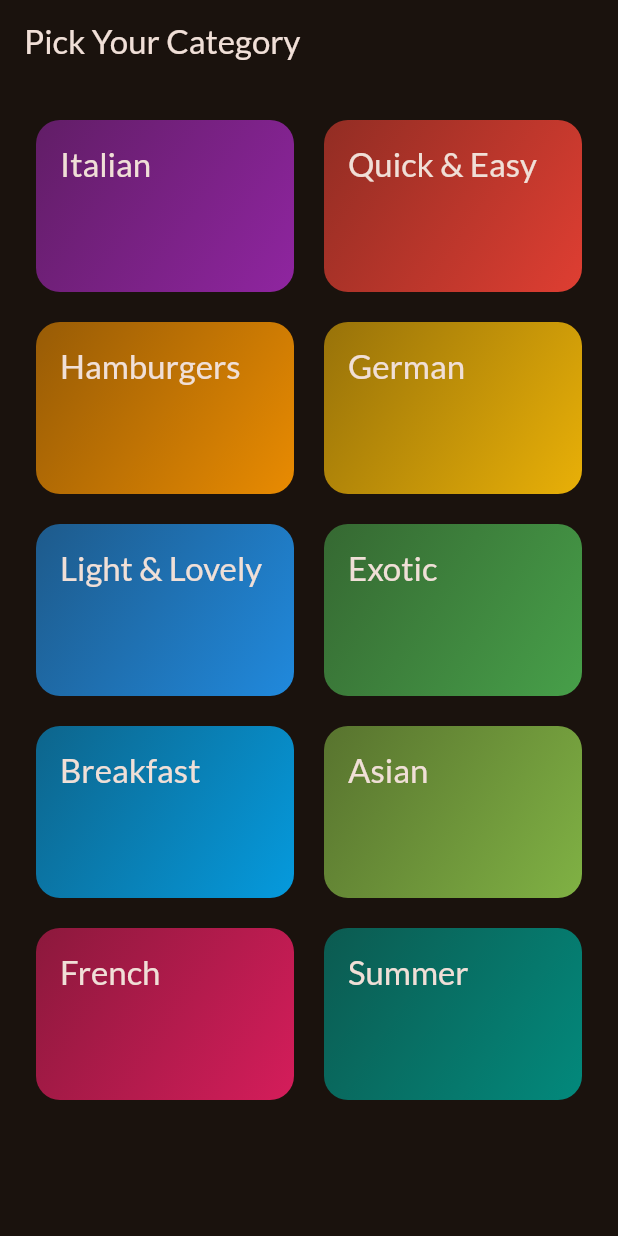
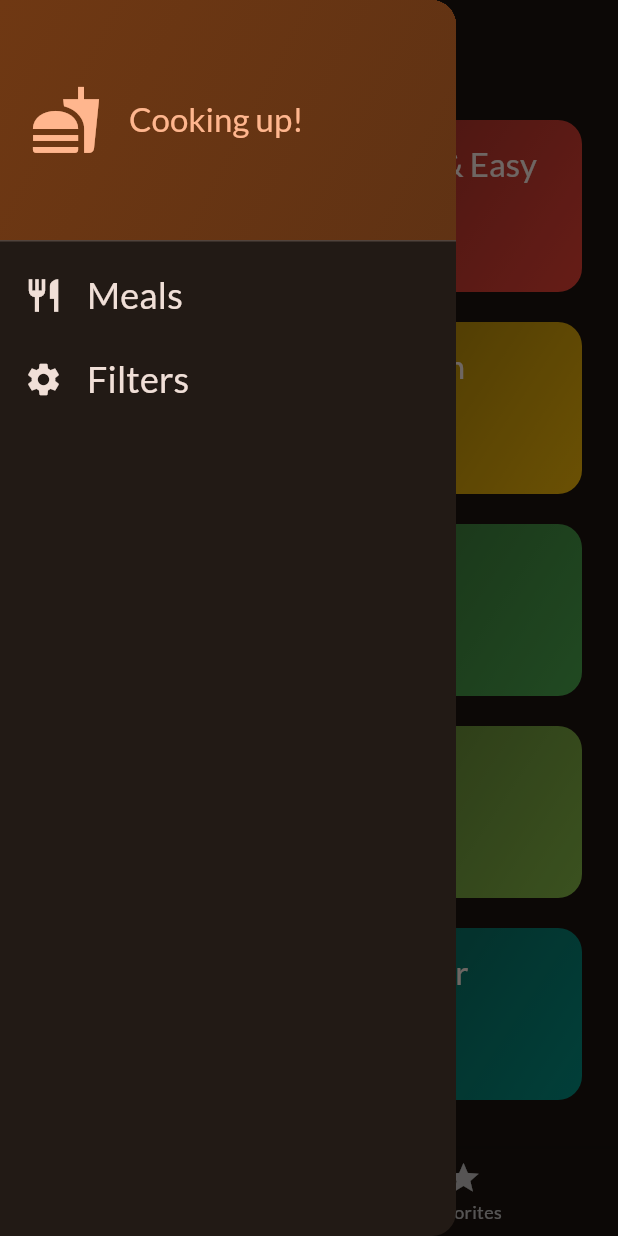
Before and after one commit to EmmanThomp/Meals-app, a Flutter app: the screen it shows after launch, with the side drawer open (before the commit the screen has no drawer), on a phone screen of 412 x 824 dp. Run offline on Flutter 3.47's test engine with Material 3 defaults, Android fonts, the phone set to English and light mode, and no system bars; our stand-ins replace google_fonts, transparent_image.

Commit message:
section 8

```diff
--- a/lib/main.dart
+++ b/lib/main.dart
@@ -1,9 +1,7 @@
 import 'package:flutter/material.dart';
 import 'package:google_fonts/google_fonts.dart';
-import 'package:meals/screens/categories.dart';
-import 'package:meals/screens/meals.dart';
 
-import 'package:meals/data/dummy_data.dart';
+import 'package:meals/screens/tabs.dart';
 
 final theme = ThemeData(
   useMaterial3: true,
@@ -23,6 +21,6 @@ class App extends StatelessWidget {
 
   @override
   Widget build(BuildContext context) {
-    return MaterialApp(theme: theme, home: const CategoriesScreen());
+    return MaterialApp(theme: theme, home: const TabsScreen());
   }
 }
--- a/lib/screens/categories.dart
+++ b/lib/screens/categories.dart
@@ -3,30 +3,36 @@ import 'package:meals/data/dummy_data.dart';
 import 'package:meals/screens/meals.dart';
 import 'package:meals/widgets/category_grid_item.dart';
 import 'package:meals/models/category.dart';
+import 'package:meals/models/meal.dart';
 
 class CategoriesScreen extends StatelessWidget {
-  const CategoriesScreen({super.key});
+  const CategoriesScreen(
+      {super.key,
+      required this.onToggleFavorite,
+      required this.availableMeals});
+
+  final void Function(Meal meal) onToggleFavorite;
+  final List<Meal> availableMeals;
 
   void _selectCategory(BuildContext context, Category category) {
-    final filteredMeals = dummyMeals
+    final filteredMeals = availableMeals
         .where((meal) => meal.categories.contains(category.id))
         .toList();
     Navigator.push(
       context,
       MaterialPageRoute(
-        builder: (ctx) =>
-            MeaslsScreen(meals: filteredMeals, title: category.title),
+        builder: (ctx) => MeaslsScreen(
+          meals: filteredMeals,
+          title: category.title,
+          onToggleFavorite: onToggleFavorite,
+        ),
       ),
     ); // this also does the same thing navigator.of(context).push(route);
   }
 
   @override
   Widget build(BuildContext context) {
-    return Scaffold(
-      appBar: AppBar(
-        title: const Text('Pick Your Category'),
-      ),
-      body: GridView(
+    return GridView(
       padding: const EdgeInsets.all(24),
       gridDelegate: const SliverGridDelegateWithFixedCrossAxisCount(
           crossAxisCount: 2,
@@ -44,7 +50,6 @@ class CategoriesScreen extends StatelessWidget {
             },
           )
       ],
-      ),
     );
   }
 }
--- /dev/null
+++ b/lib/screens/tabs.dart
@@ -0,0 +1,136 @@
+import 'package:flutter/material.dart';
+import 'package:meals/data/dummy_data.dart';
+import 'package:meals/screens/categories.dart';
+import 'package:meals/screens/filters.dart';
+import 'package:meals/screens/meals.dart';
+import 'package:meals/models/meal.dart';
+import 'package:meals/widgets/main_drawer.dart';
+
+const kInistialFilters = {
+  Filter.glutenFree: false,
+  Filter.lactoseFree: false,
+  Filter.vegetarian: false,
+  Filter.vegan: false,
+};
+
+class TabsScreen extends StatefulWidget {
+  const TabsScreen({super.key});
+
+  @override
+  State<TabsScreen> createState() => _TabsScreenState();
+}
+
+class _TabsScreenState extends State<TabsScreen> {
+  int _selectedPageIndex = 0;
+  final List<Meal> _favoriteMeals = [];
+  //filter is a key and the value is a bool
+  Map<Filter, bool> _selectedFilters = {
+    Filter.glutenFree: false,
+    Filter.lactoseFree: false,
+    Filter.vegetarian: false,
+    Filter.vegan: false,
+  };
+
+  void _showInfoMessage(String message) {
+    ScaffoldMessenger.of(context).clearSnackBars();
+    ScaffoldMessenger.of(context).showSnackBar(
+      SnackBar(
+        content: Text(message),
+      ),
+    );
+  }
+
+  void _toggleMealFavoriteStatus(Meal meal) {
+    final isExisting = _favoriteMeals.contains(meal);
+    if (isExisting) {
+      setState(() {
+        _favoriteMeals.remove(meal);
+      });
+      _showInfoMessage('meal is no longer a favorite.');
+    } else {
+      setState(() {
+        _favoriteMeals.add(meal);
+      });
+      _showInfoMessage('marked as a favorite');
+    }
+  }
+
+  void _selectPage(int index) {
+    setState(() {
+      _selectedPageIndex = index;
+    });
+  }
+
+  void _setScreen(String identifier) async {
+    //investigate why this doesn't work with pushReplacement() and the drawer. in filters.dart
+    Navigator.of(context).pop();
+    if (identifier == 'filters') {
+      final result = await Navigator.of(context).push<Map<Filter, bool>>(
+        MaterialPageRoute(
+          builder: (ctx) => FiltersScreen(
+            currentFilters: _selectedFilters,
+          ),
+        ),
+      );
+      setState(() {
+        _selectedFilters = result ?? kInistialFilters;
+      });
+    }
+  }
+
+  @override
+  Widget build(BuildContext context) {
+    final availableMeals = dummyMeals.where((meal) {
+      if (_selectedFilters[Filter.glutenFree]! && !meal.isGlutenFree) {
+        return false;
+      }
+      if (_selectedFilters[Filter.lactoseFree]! && !meal.isGlutenFree) {
+        return false;
+      }
+      if (_selectedFilters[Filter.vegetarian]! && !meal.isGlutenFree) {
+        return false;
+      }
+      if (_selectedFilters[Filter.vegan]! && !meal.isGlutenFree) {
+        return false;
+      }
+      return true;
+    }).toList();
+    Widget activePage = CategoriesScreen(
+      onToggleFavorite: _toggleMealFavoriteStatus,
+      availableMeals: availableMeals,
+    );
+    var activePageTitle = 'Categories';
+
+    if (_selectedPageIndex == 1) {
+      activePage = MeaslsScreen(
+        meals: _favoriteMeals,
+        onToggleFavorite: _toggleMealFavoriteStatus,
+      );
+      activePageTitle = 'Your Favorites';
+    }
+
+    return Scaffold(
+      appBar: AppBar(
+        title: Text(activePageTitle),
+      ),
+      drawer: MainDrawer(
+        onSelectScreen: _setScreen,
+      ),
+      body: activePage,
+      bottomNavigationBar: BottomNavigationBar(
+        onTap: _selectPage,
+        currentIndex: _selectedPageIndex,
+        items: const [
+          BottomNavigationBarItem(
+            icon: Icon(Icons.set_meal),
+            label: 'Categories',
+          ),
+          BottomNavigationBarItem(
+            icon: Icon(Icons.star),
+            label: 'Favorites',
+          )
+        ],
+      ),
+    );
+  }
+}
--- /dev/null
+++ b/lib/widgets/main_drawer.dart
@@ -0,0 +1,78 @@
+import 'package:flutter/material.dart';
+
+class MainDrawer extends StatelessWidget {
+  const MainDrawer({super.key, required this.onSelectScreen});
+
+  final void Function(String identifier) onSelectScreen;
+
+  @override
+  Widget build(BuildContext context) {
+    return Drawer(
+      child: Column(
+        children: [
+          DrawerHeader(
+            padding: const EdgeInsets.all(20),
+            decoration: BoxDecoration(
+              gradient: LinearGradient(colors: [
+                Theme.of(context).colorScheme.primaryContainer,
+                Theme.of(context).colorScheme.primaryContainer.withOpacity(.8)
+              ], begin: Alignment.topLeft, end: Alignment.bottomRight),
+            ),
+            child: Row(
+              children: [
+                Icon(
+                  Icons.fastfood,
+                  size: 48,
+                  color: Theme.of(context).colorScheme.primary,
+                ),
+                const SizedBox(
+                  width: 18,
+                ),
+                Text(
+                  'Cooking up!',
+                  style: Theme.of(context).textTheme.titleLarge!.copyWith(
+                        color: Theme.of(context).colorScheme.primary,
+                      ),
+                ),
+              ],
+            ),
+          ),
+          ListTile(
+            leading: Icon(
+              Icons.restaurant,
+              size: 26,
+              color: Theme.of(context).colorScheme.onBackground,
+            ),
+            title: Text(
+              'Meals',
+              style: Theme.of(context).textTheme.titleSmall!.copyWith(
+                    color: Theme.of(context).colorScheme.onBackground,
+                    fontSize: 24,
+                  ),
+            ),
+            onTap: () {
+              onSelectScreen('meals');
+            },
+          ),
+          ListTile(
+            leading: Icon(
+              Icons.settings,
+              size: 26,
+              color: Theme.of(context).colorScheme.onBackground,
+            ),
+            title: Text(
+              'Filters',
+              style: Theme.of(context).textTheme.titleSmall!.copyWith(
+                    color: Theme.of(context).colorScheme.onBackground,
+                    fontSize: 24,
+                  ),
+            ),
+            onTap: () {
+              onSelectScreen('filters');
+            },
+          ),
+        ],
+      ),
+    );
+  }
+}
--- a/pubspec.yaml
+++ b/pubspec.yaml
@@ -36,6 +36,7 @@ dependencies:
   # Use with the CupertinoIcons class for iOS style icons.
   cupertino_icons: ^1.0.8
   google_fonts:  ^4.0.3
+  transparent_image: ^2.0.1
 
 dev_dependencies:
   flutter_test:
```
Also changed, not shown: lib/screens/filters.dart (added, +160 -0 lines), lib/screens/meald_detail.dart (added, +73 -0 lines), lib/screens/meals.dart (+38 -6 lines), lib/widgets/meal_item.dart (added, +87 -0 lines), lib/widgets/meal_item_trait.dart (added, +28 -0 lines), pubspec.lock. Lines whose indentation alone changed are shown as unchanged.
